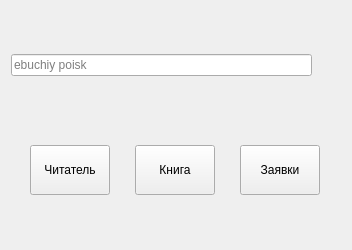
Old version of the form src/library.ui in the repository libjournaldev/libjournal.
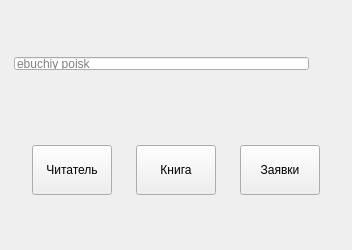
New version of the form. Icons and pictures are not drawn.

```diff
--- a/src/library.ui
+++ b/src/library.ui
@@ -20,13 +20,17 @@
    <string>Form</string>
   </property>
   <property name="styleSheet">
-   <string notr="true">QGroupBox {
+   <string notr="true">QGroupBox#groupBoxToolbar {
 	border: 0px;
-}</string>
+}
+QGroupBox#groupBoxNav {
+	border: 0px;
+}
+</string>
   </property>
   <layout class="QGridLayout" name="gridLayout">
    <item row="0" column="0">
-    <widget class="QGroupBox" name="groupBox_2">
+    <widget class="QGroupBox" name="groupBoxToolbar">
      <property name="sizePolicy">
       <sizepolicy hsizetype="Preferred" vsizetype="Maximum">
        <horstretch>0</horstretch>
@@ -68,7 +72,9 @@
          <bool>true</bool>
         </property>
         <property name="styleSheet">
-         <string notr="true">border: none;</string>
+         <string notr="true">QToolButton {
+	border: none;
+}</string>
         </property>
         <property name="text">
          <string/>
@@ -97,7 +103,7 @@
       <number>0</number>
      </property>
      <item row="0" column="0">
-      <widget class="QGroupBox" name="groupBox">
+      <widget class="QGroupBox" name="groupBoxNav">
        <property name="sizePolicy">
         <sizepolicy hsizetype="Preferred" vsizetype="Fixed">
          <horstretch>0</horstretch>
```
